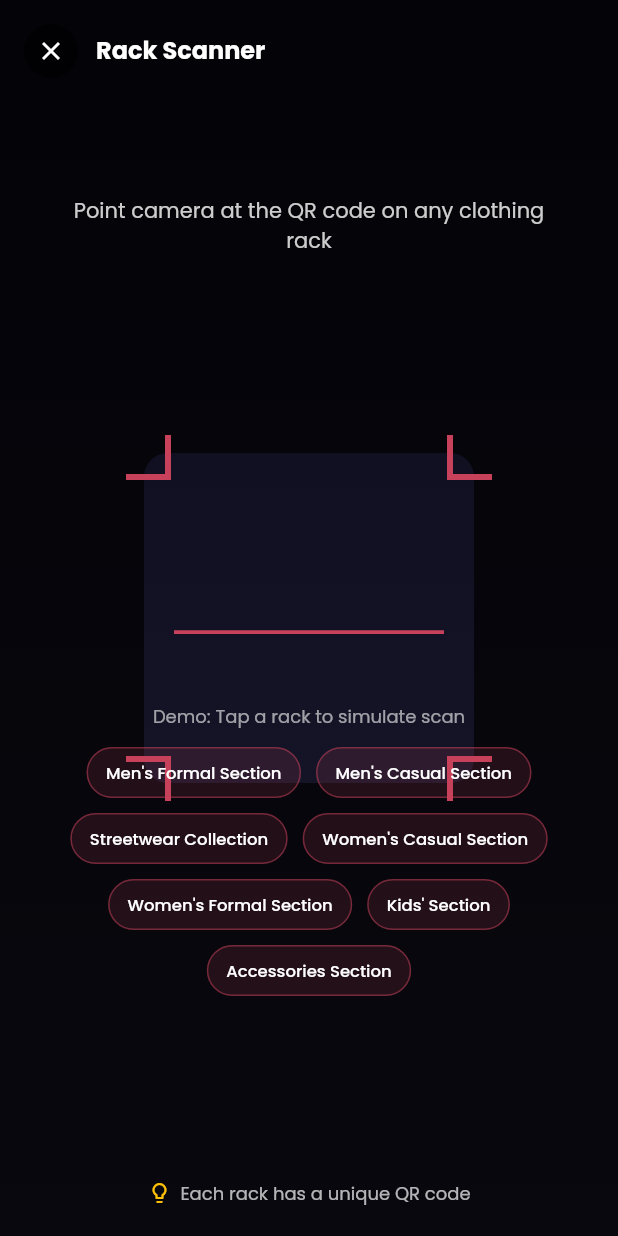
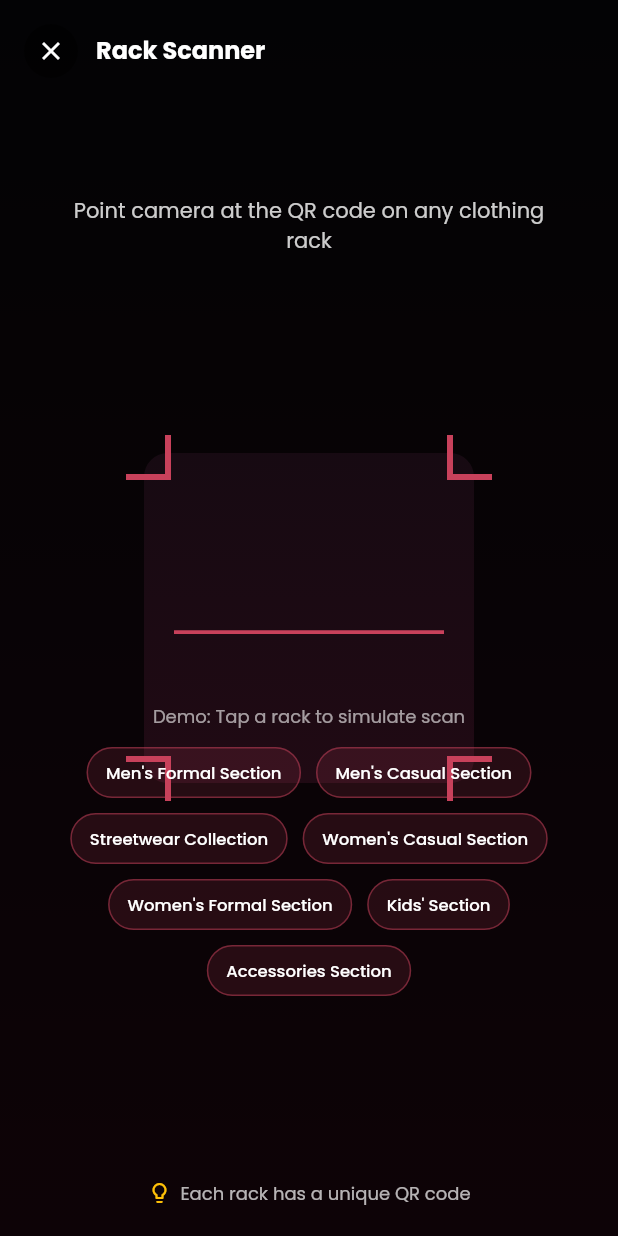
Before and after one commit to IsaraSE/smartcloset_app, a Flutter app: the HomeScreen screen opened by its route, after a tap on the "qr code scanner" icon, on a phone screen of 412 x 824 dp. Run offline on Flutter 3.47's test engine with Material 3 defaults, Android fonts, the phone set to English and light mode, and no system bars; our stand-ins replace cached_network_image, flutter_animate, flutter_riverpod, go_router, google_fonts, shimmer and 1 more; network calls fail.

Commit message:
fix: resolve product card overflow and apply remaining UI colors
- Fix RenderFlex bottom overflow error on product cards by adjusting image height and using Expanded with TextOverflow.ellipsis
- Update Profile avatar section to use new burgundy gradient
- Update Try-On product card and camera background gradients to new color palette
- Update QR scanner background gradient

```diff
--- a/lib/main.dart
+++ b/lib/main.dart
@@ -1879,7 +1879,7 @@ class _ProdCard extends ConsumerWidget {
           // image
           Stack(children:[
             ClipRRect(borderRadius:const BorderRadius.vertical(top:Radius.circular(16)),
-              child:Img(p.images.first, w:double.infinity, h:wide?160:160)),
+              child:Img(p.images.first, w:double.infinity, h:wide?150:145)),
             // badges
             Positioned(top:10,left:10,child:Column(children:[
               if(p.hasDiscount) DiscBadge(pct:p.discount),
@@ -1896,15 +1896,15 @@ class _ProdCard extends ConsumerWidget {
             )),
           ]),
           // info
-          Padding(padding:const EdgeInsets.fromLTRB(10,10,10,12),child:Column(crossAxisAlignment:CrossAxisAlignment.start,children:[
+          Expanded(child:Padding(padding:const EdgeInsets.fromLTRB(10,8,10,8),child:Column(crossAxisAlignment:CrossAxisAlignment.start, mainAxisSize:MainAxisSize.min, children:[
             Text(p.brand,style:GoogleFonts.poppins(fontSize:10,fontWeight:FontWeight.w500,color:C.g500,letterSpacing:.5)),
             const SizedBox(height:2),
-            Text(p.name,style:GoogleFonts.poppins(fontSize:13,fontWeight:FontWeight.w600,color:C.primary),maxLines:2,overflow:TextOverflow.ellipsis),
-            const SizedBox(height:5),
+            Text(p.name,style:GoogleFonts.poppins(fontSize:12,fontWeight:FontWeight.w600,color:C.primary),maxLines:1,overflow:TextOverflow.ellipsis),
+            const SizedBox(height:4),
             Stars(rating:p.rating,count:p.reviewCount,sz:12),
-            const SizedBox(height:6),
-            PriceRow(price:p.price,orig:p.originalPrice,sz:15,origSz:12),
-          ])),
+            const Spacer(),
+            PriceRow(price:p.price,orig:p.originalPrice,sz:14,origSz:11),
+          ]))),
         ]),
       ),
     );
@@ -2195,7 +2195,7 @@ class _PDState extends ConsumerState<ProductDetailScreen> {
         const SizedBox(height:20),
         // Try On
         Container(padding:const EdgeInsets.all(16),
-          decoration:BoxDecoration(gradient:const LinearGradient(begin:Alignment.topLeft,end:Alignment.bottomRight,colors:[Color(0xFF1A1A2E),Color(0xFF16213E)]),borderRadius:BorderRadius.circular(14)),
+          decoration:BoxDecoration(gradient:const LinearGradient(begin:Alignment.topLeft,end:Alignment.bottomRight,colors:[Color(0xFF2D0A16),Color(0xFF4A1526)]),borderRadius:BorderRadius.circular(14)),
           child:Row(children:[
             const Icon(Icons.camera_alt_rounded,color:C.secondary,size:28),
             const SizedBox(width:12),
@@ -2605,7 +2605,7 @@ class ProfileScreen extends ConsumerWidget {
       body:SingleChildScrollView(padding:const EdgeInsets.all(16),child:Column(children:[
         // Avatar card
         Container(padding:const EdgeInsets.all(20),
-          decoration:BoxDecoration(gradient:const LinearGradient(begin:Alignment.topLeft,end:Alignment.bottomRight,colors:[C.primary,C.primaryLight]),borderRadius:BorderRadius.circular(20)),
+          decoration:BoxDecoration(gradient:const LinearGradient(begin:Alignment.topLeft,end:Alignment.bottomRight,colors:[Color(0xFF6B1D2A),Color(0xFF4A1526),Color(0xFF2D0A16)]),borderRadius:BorderRadius.circular(20)),
           child:Row(children:[
             CircleAvatar(radius:34, backgroundColor:C.secondary,
               child:Text(user?.name.isNotEmpty==true?user!.name[0].toUpperCase():'?',style:GoogleFonts.poppins(fontSize:26,fontWeight:FontWeight.w700,color:C.white))),
@@ -2798,7 +2798,7 @@ class _CamPainter extends CustomPainter {
   @override void paint(Canvas canvas, Size size){
     // Gradient background simulating camera
     canvas.drawRect(Offset.zero&size, Paint()..shader=const LinearGradient(begin:Alignment.topCenter,end:Alignment.bottomCenter,
-      colors:[Color(0xFF1a1a2e),Color(0xFF16213e),Color(0xFF0f3460)]).createShader(Offset.zero&size));
+      colors:[Color(0xFF2D0A16),Color(0xFF4A1526),Color(0xFF6B1D2A)]).createShader(Offset.zero&size));
     // Simulated body silhouette
     final cx=size.width/2, cy=size.height*.45;
     // Head
@@ -2864,7 +2864,7 @@ class _QRState extends ConsumerState<QrScannerScreen> with SingleTickerProviderS
   @override Widget build(BuildContext ctx)=>Scaffold(backgroundColor:C.black,
     body:Stack(children:[
       // Camera bg
-      Positioned.fill(child:Container(decoration:const BoxDecoration(gradient:LinearGradient(begin:Alignment.topCenter,end:Alignment.bottomCenter,colors:[Color(0xFF0a0a1a),Color(0xFF1a1a2e)])))),
+      Positioned.fill(child:Container(decoration:const BoxDecoration(gradient:LinearGradient(begin:Alignment.topCenter,end:Alignment.bottomCenter,colors:[Color(0xFF0a0a10),Color(0xFF2D0A16)])))),
 
       // QR frame
       Positioned.fill(child:CustomPaint(painter:_QRFramePainter(_scanAnim))),
```
